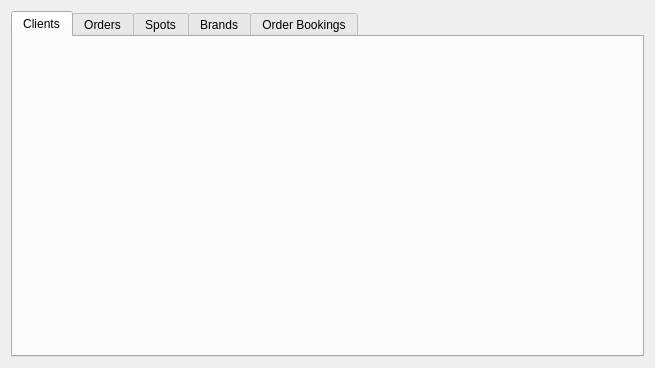
Before: the Qt Designer form rave/traffik/mergedbrowser.ui in pgathogo/raven, drawn with Qt 5.
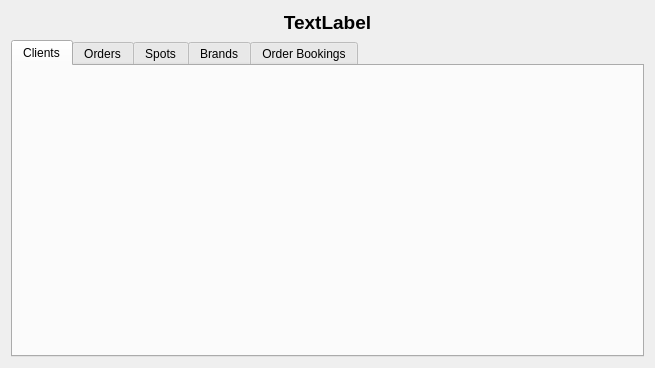
After: the same form once the commit is applied. The open tabs and pages were chosen to show the change.

The edit to the form file:
```diff
--- a/rave/traffik/mergedbrowser.ui
+++ b/rave/traffik/mergedbrowser.ui
@@ -14,6 +14,27 @@
    <string>Dialog</string>
   </property>
   <layout class="QVBoxLayout" name="verticalLayout_2">
+   <item>
+    <layout class="QHBoxLayout" name="hlTitle">
+     <item>
+      <widget class="QLabel" name="lblTitle">
+       <property name="font">
+        <font>
+         <pointsize>14</pointsize>
+         <weight>75</weight>
+         <bold>true</bold>
+        </font>
+       </property>
+       <property name="text">
+        <string>TextLabel</string>
+       </property>
+       <property name="alignment">
+        <set>Qt::AlignCenter</set>
+       </property>
+      </widget>
+     </item>
+    </layout>
+   </item>
    <item>
     <widget class="QTabWidget" name="tabMain">
      <property name="currentIndex">
```
Left out of the diff: 2 changed lines with no effect on the pictures.
